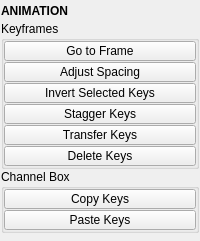
m3trik/tentacle, file tentacle/ui/animation.ui: the form before one commit.
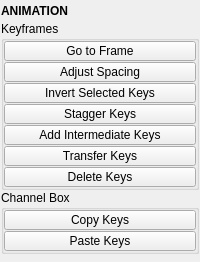
The form after the commit. Custom widgets are drawn as their Qt base class.

The edit to the form file:
```diff
--- a/tentacle/ui/animation.ui
+++ b/tentacle/ui/animation.ui
@@ -10,7 +10,7 @@
     <x>0</x>
     <y>0</y>
     <width>200</width>
-    <height>241</height>
+    <height>262</height>
    </rect>
   </property>
   <property name="tabShape">
@@ -193,6 +193,31 @@
            </property>
           </widget>
          </item>
+         <item>
+          <widget class="PushButton" name="tb005">
+           <property name="minimumSize">
+            <size>
+             <width>0</width>
+             <height>20</height>
+            </size>
+           </property>
+           <property name="maximumSize">
+            <size>
+             <width>16777215</width>
+             <height>20</height>
+            </size>
+           </property>
+           <property name="toolTip">
+            <string>Stagger the keyframes of selected objects such that the keyframes of each subsequent object start after the previous object.</string>
+           </property>
+           <property name="text">
+            <string>Add Intermediate Keys</string>
+           </property>
+           <property name="checkable">
+            <bool>false</bool>
+           </property>
+          </widget>
+         </item>
          <item>
           <widget class="PushButton" name="tb004">
            <property name="minimumSize">
```
